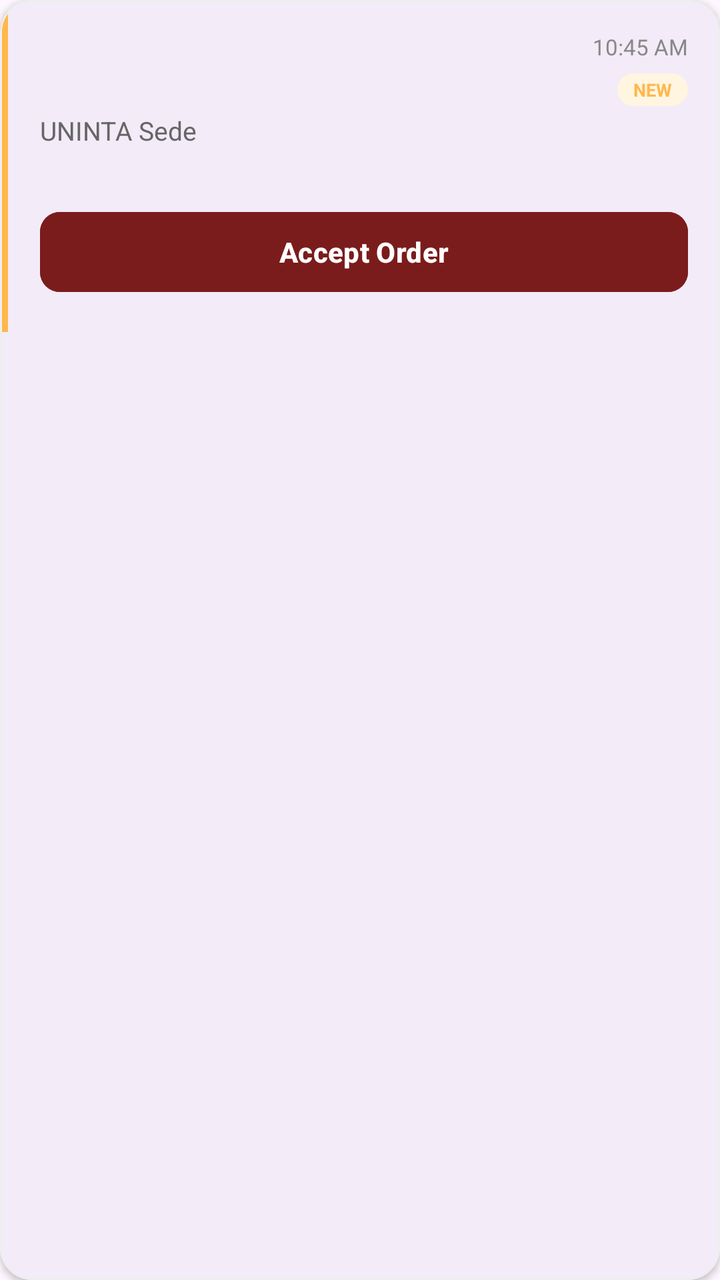
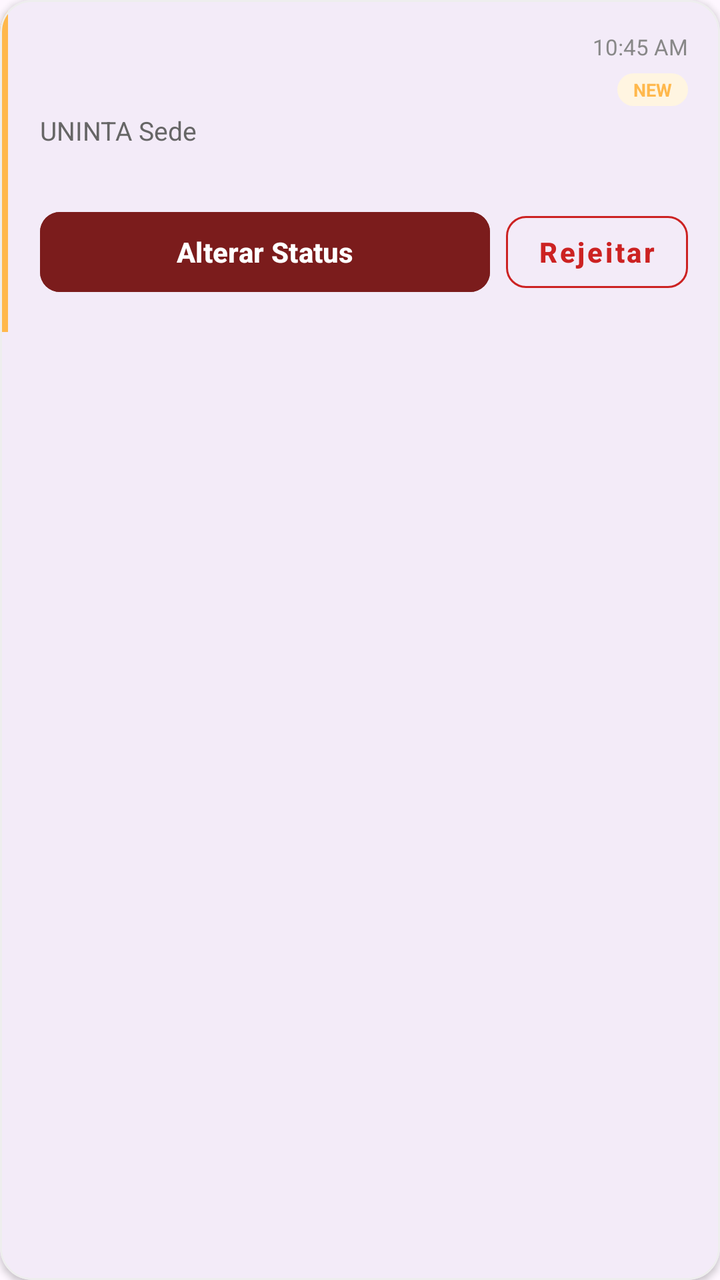

Compare the two renders of this Android layout. The source of the first and the diff that turns it into the second are given below.
<!-- AndroidManifest.xml: application theme Theme.UniEat -->
<!-- res/layout/item_kitchen_order.xml -->
<?xml version="1.0" encoding="utf-8"?>
<com.google.android.material.card.MaterialCardView xmlns:android="http://schemas.android.com/apk/res/android"
    xmlns:app="http://schemas.android.com/apk/res-auto"
    android:id="@+id/cardOrder"
    android:layout_width="match_parent"
    android:layout_height="wrap_content"
    android:layout_marginBottom="12dp"
    app:cardCornerRadius="16dp"
    app:cardElevation="2dp"
    app:strokeColor="#EEEEEE"
    app:strokeWidth="1dp">

    <LinearLayout
        android:layout_width="match_parent"
        android:layout_height="wrap_content"
        android:orientation="horizontal">

        
        <View
            android:id="@+id/viewStatusIndicator"
            android:layout_width="4dp"
            android:layout_height="match_parent"
            android:background="#FFB84C" />

        <LinearLayout
            android:layout_width="match_parent"
            android:layout_height="wrap_content"
            android:orientation="vertical"
            android:padding="16dp">

            <RelativeLayout
                android:layout_width="match_parent"
                android:layout_height="wrap_content">

                <LinearLayout
                    android:layout_width="wrap_content"
                    android:layout_height="wrap_content"
                    android:layout_alignParentStart="true"
                    android:layout_toStartOf="@+id/llTimeStatus"
                    android:orientation="vertical">

                    <TextView
                        android:id="@+id/tvOrderNumber"
                        android:layout_width="wrap_content"
                        android:layout_height="wrap_content"
                        android:textColor="#888888"
                        android:textSize="11sp" />

                    <TextView
                        android:id="@+id/tvCustomerName"
                        android:layout_width="wrap_content"
                        android:layout_height="wrap_content"
                        android:layout_marginTop="2dp"
                        android:textColor="#000000"
                        android:textSize="16sp"
                        android:textStyle="bold" />

                    <TextView
                        android:id="@+id/tvLocation"
                        android:layout_width="wrap_content"
                        android:layout_height="wrap_content"
                        android:layout_marginTop="2dp"
                        android:text="UNINTA Sede"
                        android:textColor="#666666"
                        android:textSize="13sp" />
                </LinearLayout>

                <LinearLayout
                    android:id="@+id/llTimeStatus"
                    android:layout_width="wrap_content"
                    android:layout_height="wrap_content"
                    android:layout_alignParentEnd="true"
                    android:gravity="end"
                    android:orientation="vertical">

                    <TextView
                        android:id="@+id/tvOrderTime"
                        android:layout_width="wrap_content"
                        android:layout_height="wrap_content"
                        android:text="10:45 AM"
                        android:textColor="#888888"
                        android:textSize="11sp" />

                    <TextView
                        android:id="@+id/tvStatusBadge"
                        android:layout_width="wrap_content"
                        android:layout_height="wrap_content"
                        android:layout_marginTop="6dp"
                        android:background="@drawable/shape_badge_destaque"
                        android:backgroundTint="#FFF5E1"
                        android:paddingHorizontal="8dp"
                        android:paddingVertical="2dp"
                        android:text="NEW"
                        android:textColor="#FFB84C"
                        android:textSize="9sp"
                        android:textStyle="bold" />
                </LinearLayout>
            </RelativeLayout>

            <com.google.android.material.chip.ChipGroup
                android:id="@+id/chipGroupItems"
                android:layout_width="match_parent"
                android:layout_height="wrap_content"
                android:layout_marginTop="12dp"
                app:chipSpacingHorizontal="8dp">
                
            </com.google.android.material.chip.ChipGroup>

            <com.google.android.material.button.MaterialButton
                android:id="@+id/btnOrderAction"
                android:layout_width="match_parent"
                android:layout_height="48dp"
                android:layout_marginTop="16dp"
                android:backgroundTint="#7B1C1C"
                android:text="Accept Order"
                android:textAllCaps="false"
                android:textColor="#FFFFFF"
                android:textSize="14sp"
                android:textStyle="bold"
                app:cornerRadius="10dp" />

        </LinearLayout>
    </LinearLayout>
</com.google.android.material.card.MaterialCardView>
<!-- resources referenced by this layout -->
<resources>
  <!-- drawable shape_badge_destaque (drawable) -->
  <?xml version="1.0" encoding="utf-8"?>
  <shape xmlns:android="http://schemas.android.com/apk/res/android">
      <solid android:color="#FFE8B1" />
      <corners android:radius="12dp" />
  </shape>
  <style name="Theme.UniEat" parent="Base.Theme.UniEat" />
  <style name="Base.Theme.UniEat" parent="Theme.Material3.Light.NoActionBar">
  </style>
</resources>

<!-- the commit's change to res/layout/item_kitchen_order.xml (unified diff, before → after) -->
@@ -106,18 +106,40 @@
                 
             </com.google.android.material.chip.ChipGroup>
 
-            <com.google.android.material.button.MaterialButton
-                android:id="@+id/btnOrderAction"
+            <LinearLayout
                 android:layout_width="match_parent"
-                android:layout_height="48dp"
+                android:layout_height="wrap_content"
                 android:layout_marginTop="16dp"
-                android:backgroundTint="#7B1C1C"
-                android:text="Accept Order"
-                android:textAllCaps="false"
-                android:textColor="#FFFFFF"
-                android:textSize="14sp"
-                android:textStyle="bold"
-                app:cornerRadius="10dp" />
+                android:orientation="horizontal">
+
+                <com.google.android.material.button.MaterialButton
+                    android:id="@+id/btnOrderAction"
+                    android:layout_width="0dp"
+                    android:layout_height="48dp"
+                    android:layout_weight="1"
+                    android:layout_marginEnd="8dp"
+                    android:backgroundTint="#7B1C1C"
+                    android:text="Alterar Status"
+                    android:textAllCaps="false"
+                    android:textColor="#FFFFFF"
+                    android:textSize="14sp"
+                    android:textStyle="bold"
+                    app:cornerRadius="10dp" />
+
+                <com.google.android.material.button.MaterialButton
+                    android:id="@+id/btnRejectOrder"
+                    style="@style/Widget.MaterialComponents.Button.OutlinedButton"
+                    android:layout_width="wrap_content"
+                    android:layout_height="48dp"
+                    android:text="Rejeitar"
+                    android:textAllCaps="false"
+                    android:textColor="#CC2222"
+                    android:textSize="14sp"
+                    android:textStyle="bold"
+                    app:cornerRadius="10dp"
+                    app:strokeColor="#CC2222"
+                    app:strokeWidth="1dp" />
+            </LinearLayout>
 
         </LinearLayout>
     </LinearLayout>
